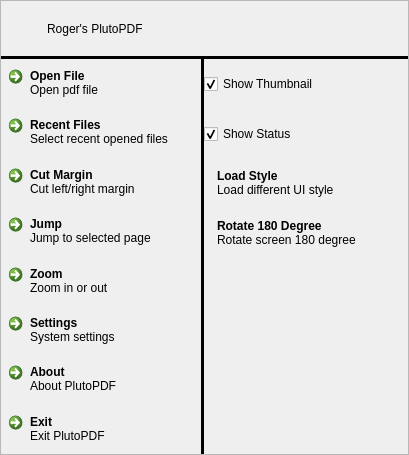
This is src/pdf/PDFMenu.ui in jemyzhang/pluto-hades as Qt 5 draws it before an edit. The edited form follows.
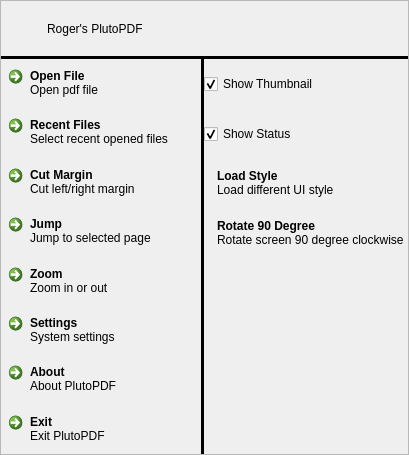
This is the edited form. The open tabs and pages were chosen to show the change. Icons and pictures are not drawn. Custom widgets are drawn as their Qt base class.

Diff of the .ui file:
```diff
--- a/src/pdf/PDFMenu.ui
+++ b/src/pdf/PDFMenu.ui
@@ -1345,7 +1345,7 @@
                </size>
               </property>
               <property name="text">
-               <string>Rotate 180 Degree</string>
+               <string>Rotate 90 Degree</string>
               </property>
               <property name="iconSize">
                <size>
@@ -1354,7 +1354,7 @@
                </size>
               </property>
               <property name="description">
-               <string>Rotate screen 180 degree</string>
+               <string>Rotate screen 90 degree clockwise</string>
               </property>
              </widget>
             </item>
```
Left out of the diff: 2 changed lines with no effect on the pictures.
